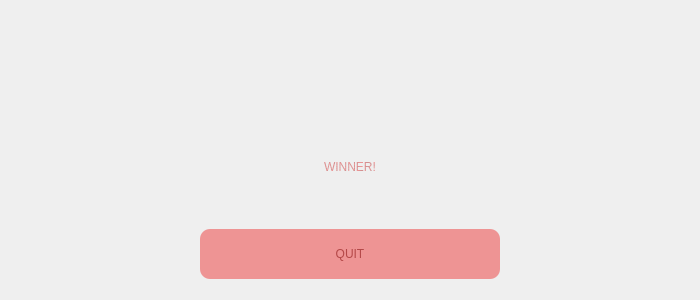
Above: MATFWars/winner.ui from Divljo31/MATFWars before the change. Below: the same form after it.
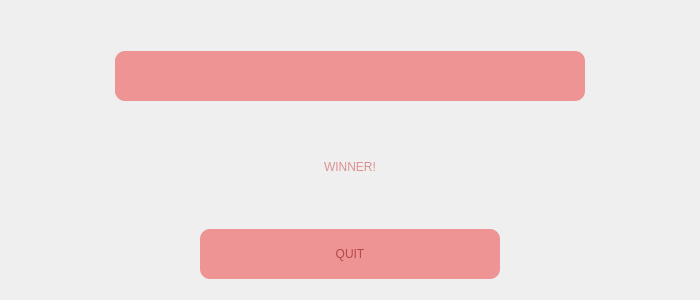
That is the form after the change. Icons and pictures are not drawn.

```diff
--- a/MATFWars/winner.ui
+++ b/MATFWars/winner.ui
@@ -52,18 +52,83 @@
       </spacer>
      </item>
      <item>
-      <widget class="QLabel" name="label">
-       <property name="styleSheet">
-        <string notr="true">font: 600 22pt &quot;URW Bookman&quot;;
-color: rgb(246, 206, 206);</string>
+      <layout class="QHBoxLayout" name="horizontalLayout_2">
+       <property name="leftMargin">
+        <number>20</number>
        </property>
-       <property name="text">
-        <string/>
+       <property name="topMargin">
+        <number>20</number>
        </property>
-       <property name="alignment">
-        <set>Qt::AlignCenter</set>
+       <property name="rightMargin">
+        <number>20</number>
        </property>
-      </widget>
+       <property name="bottomMargin">
+        <number>20</number>
+       </property>
+       <item>
+        <spacer name="horizontalSpacer_3">
+         <property name="orientation">
+          <enum>Qt::Horizontal</enum>
+         </property>
+         <property name="sizeType">
+          <enum>QSizePolicy::Fixed</enum>
+         </property>
+         <property name="sizeHint" stdset="0">
+          <size>
+           <width>40</width>
+           <height>20</height>
+          </size>
+         </property>
+        </spacer>
+       </item>
+       <item>
+        <widget class="QLabel" name="label">
+         <property name="minimumSize">
+          <size>
+           <width>470</width>
+           <height>50</height>
+          </size>
+         </property>
+         <property name="maximumSize">
+          <size>
+           <width>112</width>
+           <height>50</height>
+          </size>
+         </property>
+         <property name="styleSheet">
+          <string notr="true">border-radius:10px;
+font: 600 17pt &quot;URW Bookman&quot;;
+color:rgb(180, 72, 72);
+background-color:rgb(238, 148, 148);</string>
+         </property>
+         <property name="text">
+          <string/>
+         </property>
+         <property name="alignment">
+          <set>Qt::AlignCenter</set>
+         </property>
+         <property name="wordWrap">
+          <bool>false</bool>
+         </property>
+        </widget>
+       </item>
+       <item>
+        <spacer name="horizontalSpacer_4">
+         <property name="orientation">
+          <enum>Qt::Horizontal</enum>
+         </property>
+         <property name="sizeType">
+          <enum>QSizePolicy::Fixed</enum>
+         </property>
+         <property name="sizeHint" stdset="0">
+          <size>
+           <width>40</width>
+           <height>20</height>
+          </size>
+         </property>
+        </spacer>
+       </item>
+      </layout>
      </item>
      <item>
       <spacer name="verticalSpacer_2">
@@ -76,7 +141,7 @@
        <property name="sizeHint" stdset="0">
         <size>
          <width>20</width>
-         <height>20</height>
+         <height>3</height>
         </size>
        </property>
       </spacer>
```
Left out of the diff: 6 changed lines with no effect on the pictures.
